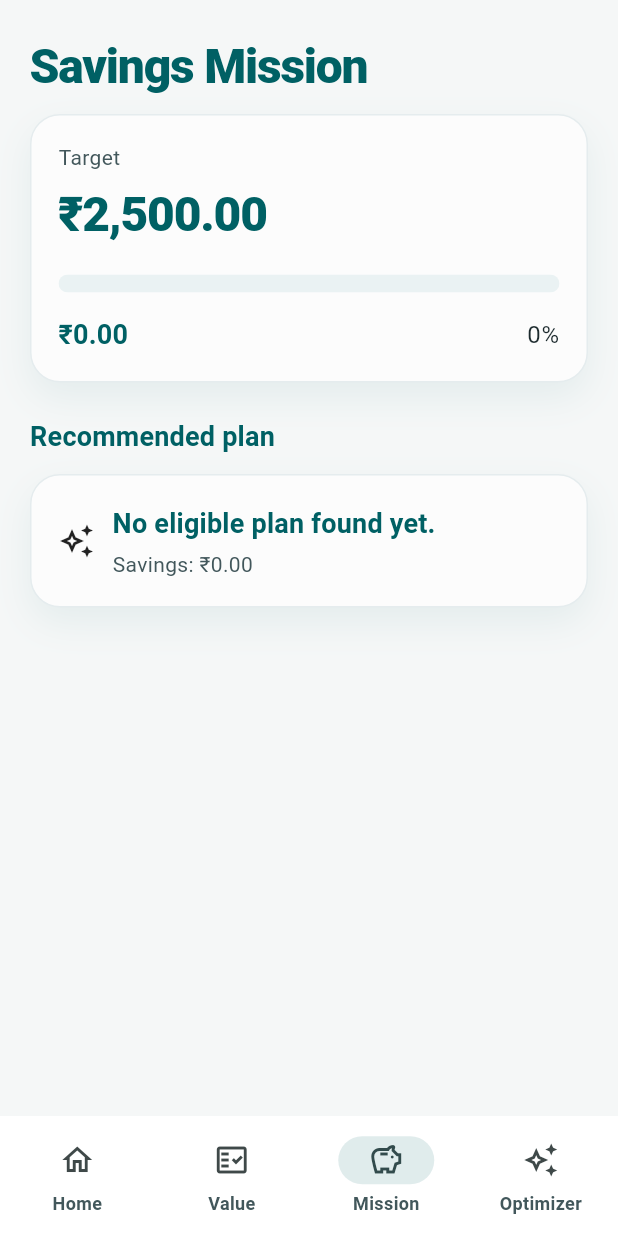
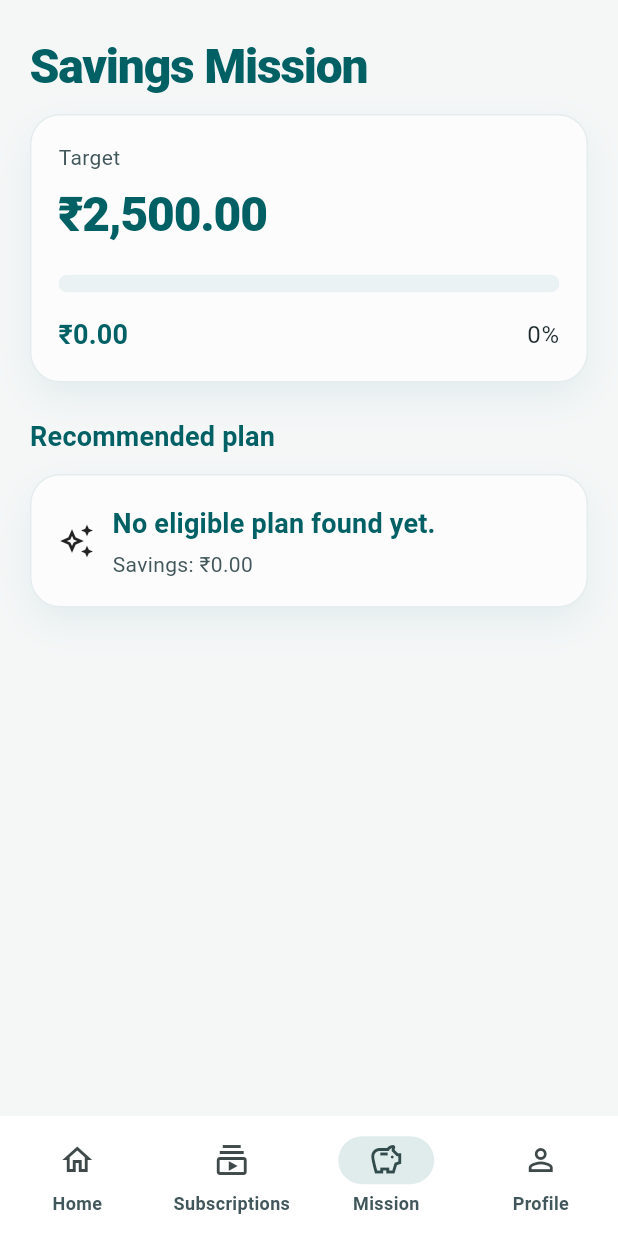
Before and after one commit to Vivek-debug-tech/trimly, a Flutter app: the TrimlyAppShell screen opened by its route, item 3 of the bottom bar chosen, on a phone screen of 412 x 824 dp. Run offline on Flutter 3.47's test engine with Material 3 defaults, Android fonts, the phone set to English and light mode, and no system bars; our stand-ins replace flutter_riverpod, hive, shared_preferences; accounts and stored records are empty.

Commit message:
fix: complete UI integration

```diff
--- a/lib/domain/engines/monthly_savings_calculator.dart
+++ b/lib/domain/engines/monthly_savings_calculator.dart
@@ -4,13 +4,7 @@ import '../models/subscription.dart';
 class MonthlySavingsCalculator {
   const MonthlySavingsCalculator();
 
-  static const supportedCurrency = 'INR';
-
   double? calculate(Subscription subscription) {
-    if (subscription.currency != supportedCurrency) {
-      return null;
-    }
-
     final savingsBasis = subscription.trialEndDate != null
         ? subscription.postTrialPrice
         : subscription.price;
--- a/lib/features/app_shell.dart
+++ b/lib/features/app_shell.dart
@@ -1,8 +1,8 @@
 import 'package:flutter/material.dart';
 import 'package:trimly/features/home/home_screen.dart';
-import 'package:trimly/features/optimizer/optimizer_screen.dart';
+import 'package:trimly/features/profile/profile_screen.dart';
 import 'package:trimly/features/savings_mission/savings_mission_screen.dart';
-import 'package:trimly/features/value_check/value_check_screen.dart';
+import 'package:trimly/features/subscriptions/subscriptions_screen.dart';
 
 class TrimlyAppShell extends StatefulWidget {
   const TrimlyAppShell({super.key});
@@ -16,18 +16,18 @@ class _TrimlyAppShellState extends State<TrimlyAppShell> {
 
   static const List<_NavItem> _items = [
     _NavItem(icon: Icons.home_outlined, label: 'Home'),
-    _NavItem(icon: Icons.fact_check_outlined, label: 'Value'),
+    _NavItem(icon: Icons.subscriptions_outlined, label: 'Subscriptions'),
     _NavItem(icon: Icons.savings_outlined, label: 'Mission'),
-    _NavItem(icon: Icons.auto_awesome_outlined, label: 'Optimizer'),
+    _NavItem(icon: Icons.person_outline, label: 'Profile'),
   ];
 
   @override
   Widget build(BuildContext context) {
     final screens = <Widget>[
       const HomeScreen(),
-      const ValueCheckScreen(),
+      const SubscriptionsScreen(),
       const SavingsMissionScreen(),
-      const OptimizerScreen(),
+      const ProfileScreen(),
     ];
 
     return Scaffold(
```
Also changed, not shown: lib/features/home/home_screen.dart (+4 -3 lines), lib/features/optimizer/optimizer_screen.dart (+15 -14 lines), lib/features/subscriptions/subscriptions_screen.dart (added, +59 -0 lines), pubspec.lock.
